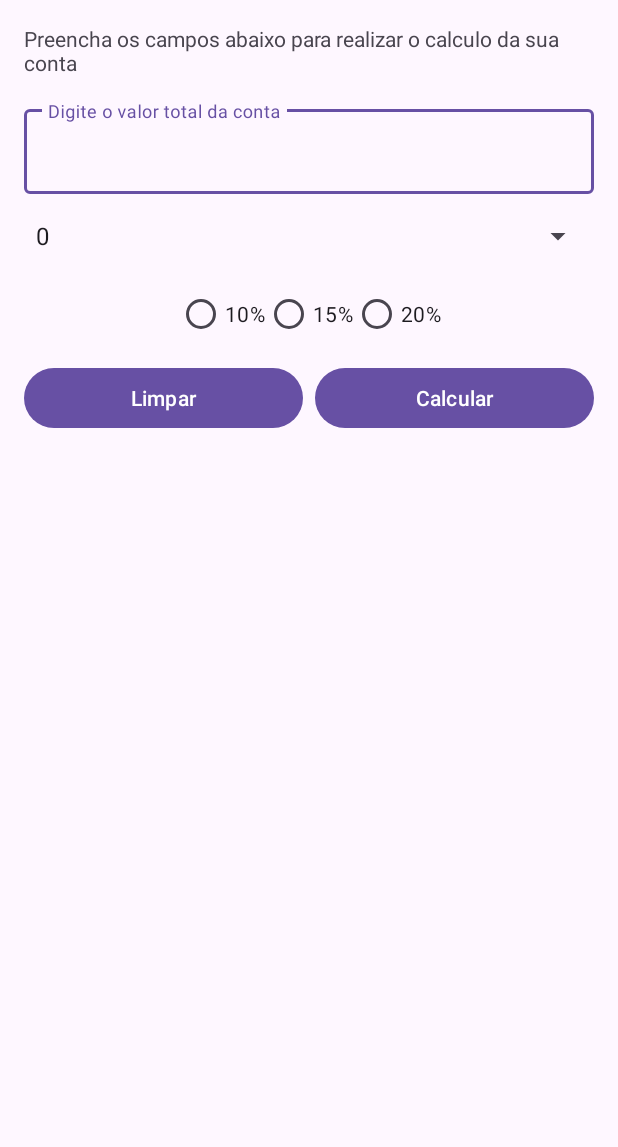
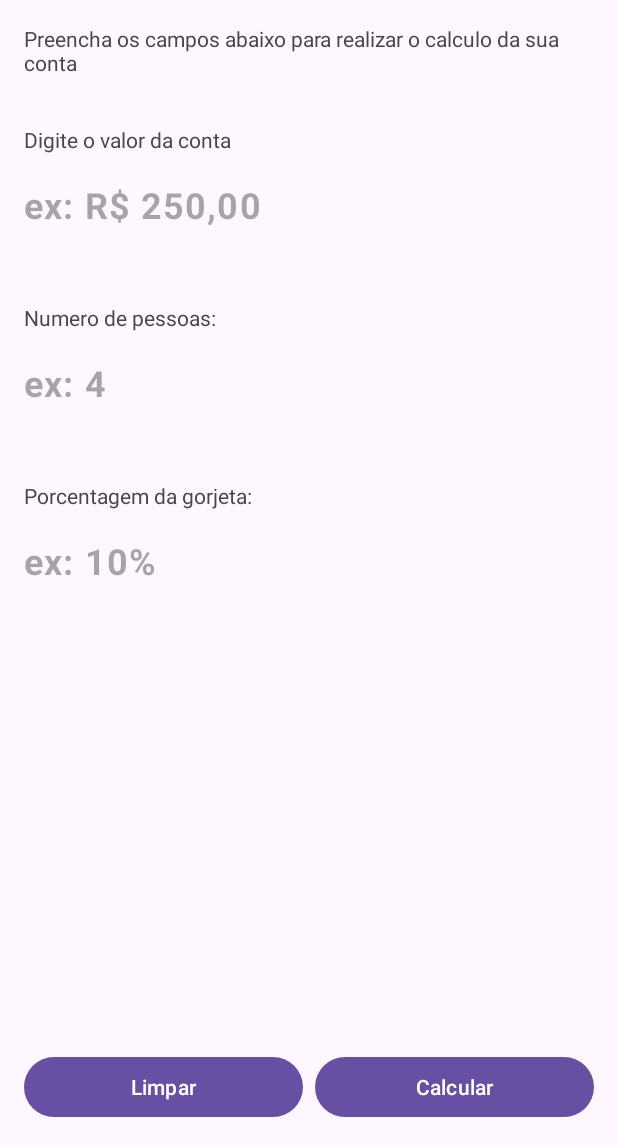
Before and after one commit to borgesrenan/TipsCalculatorNew, an Android app: the screen it shows after launch (MainActivity), on a phone screen of 412 x 824 dp, the part 89-1236 px from its top. Run offline under Robolectric (Android 15) with nearby library versions, the phone set to English and light mode, and no system bars.

```diff
--- a/app/src/main/java/com/example/tipscalculator/MainActivity.kt
+++ b/app/src/main/java/com/example/tipscalculator/MainActivity.kt
@@ -27,59 +27,13 @@ class MainActivity : AppCompatActivity() {
         binding = ActivityMainBinding.inflate(layoutInflater)
         setContentView(binding.root)
 
-            //declarando a porcentagem
-            var percentage: Int = 0
-
-            binding.rbOptionOne.setOnCheckedChangeListener { _, isChecked ->
-                if (isChecked) {
-                    percentage = 10
-                }
-            }
-
-            binding.rbOptionTwo.setOnCheckedChangeListener { _, isChecked ->
-                if (isChecked) {
-                    percentage = 15
-                }
-            }
-
-            binding.rbOptionThree.setOnCheckedChangeListener { _, isChecked ->
-                if (isChecked) {
-                    percentage = 20
-                }
-            }
-
-            val adapter = ArrayAdapter.createFromResource(
-                this,
-                R.array.num_people,
-                android.R.layout.simple_spinner_item
-            )
-
-            adapter.setDropDownViewResource(android.R.layout.simple_spinner_dropdown_item)
-            binding.spinnerNumberOfPeople.adapter = adapter
-
-            var numOfPeopleSelected = 0
-
-            binding.spinnerNumberOfPeople.onItemSelectedListener =
-                object : AdapterView.OnItemSelectedListener {
-                    override fun onItemSelected(
-                        parent: AdapterView<*>?,
-                        view: View?,
-                        position: Int,
-                        id: Long
-                    ) {
-                        numOfPeopleSelected = position
-                    }
-
-                    override fun onNothingSelected(parent: AdapterView<*>?) {
-                    }
-
-                }
-
         binding.btnDone.setOnClickListener {
 
             val totalTableTemp = binding.tieTotal.text
+            val numPeopleTemp = binding.tieNumPessoas.text
+            val percentageTemp = binding.tiePercentage.text
 
-                if (totalTableTemp?.isEmpty() == true) {
+            if (totalTableTemp?.isEmpty() == true || numPeopleTemp?.isEmpty() == true || percentageTemp?.isEmpty() == true) {
                 Snackbar.make(
                     binding.tieTotal,
                     "Preencha todos os campos!",
@@ -88,16 +42,16 @@ class MainActivity : AppCompatActivity() {
                     .show()
             } else {
                 val totalTable: Float = totalTableTemp.toString().toFloat()
-                    val nPeople: Int = numOfPeopleSelected
-
+                val nPeople: Int = numPeopleTemp.toString().toInt()
+                val percentage: Int = percentageTemp.toString().toInt()
                 val totalTemp = totalTable / nPeople
-                    val tips = totalTemp * percentage / 100
+                val tips = totalTemp * percentageTemp.toString().toInt() / 100
                 val totalWithTips = totalTemp + tips
 
                 val intent = Intent(this, SummaryActivity::class.java)
                 intent.apply {
                     putExtra("totalTable", totalTable)
-                        putExtra("numPeople", numOfPeopleSelected)
+                    putExtra("numPeople", nPeople)
                     putExtra("percentage", percentage)
                     putExtra("totalAmount", totalWithTips)
                 }
@@ -113,8 +67,9 @@ class MainActivity : AppCompatActivity() {
 
     private fun clean() {
         binding.tieTotal.setText("")
-            binding.rbOptionOne.isChecked = false
-            binding.rbOptionTwo.isChecked = false
-            binding.rbOptionThree.isChecked = false
+        binding.tiePercentage.setText("")
+        binding.tieNumPessoas.setText("")
+
+
     }
 }
--- a/app/src/main/java/com/example/tipscalculator/SummaryActivity.kt
+++ b/app/src/main/java/com/example/tipscalculator/SummaryActivity.kt
@@ -21,7 +21,7 @@ class SummaryActivity : AppCompatActivity() {
         val percentage = intent.getIntExtra("percentage", 0)
         val totalAmount = intent.getFloatExtra("totalAmount", 0.0f)
 
-        binding.tvPercentage.text = percentage.toString()
+        binding.tvPercentage.text = percentage.toString() + "%"
         binding.tvTotalAmount.text = totalAmount.toString()
         binding.tvTotalTable.text = totalTable.toString()
         binding.tvNumPeopleTable.text = numPeople.toString()
--- a/app/src/main/res/layout/activity_main.xml
+++ b/app/src/main/res/layout/activity_main.xml
@@ -28,67 +28,110 @@
         app:layout_constraintStart_toStartOf="parent"
         app:layout_constraintTop_toBottomOf="@+id/tv_title" />
 
+    <TextView
+        android:id="@+id/tv_hint_total_table"
+        android:layout_width="wrap_content"
+        android:layout_height="wrap_content"
+        android:layout_marginTop="32dp"
+        android:text="Digite o valor da conta"
+        app:layout_constraintStart_toStartOf="@+id/tv_subtitle"
+        app:layout_constraintTop_toBottomOf="@+id/tv_subtitle" />
+
+    <TextView
+        android:id="@+id/tv_hint_num_people"
+        android:layout_width="wrap_content"
+        android:layout_height="wrap_content"
+        android:layout_marginTop="32dp"
+        android:text="Numero de pessoas:"
+        app:layout_constraintStart_toStartOf="@+id/til_total"
+        app:layout_constraintTop_toBottomOf="@+id/til_total" />
+
+    <TextView
+        android:id="@+id/tv_hint_percentage"
+        android:layout_width="wrap_content"
+        android:layout_height="wrap_content"
+        android:layout_marginTop="32dp"
+        android:text="Porcentagem da gorjeta:"
+        app:layout_constraintStart_toStartOf="@+id/til_num_pessoas"
+        app:layout_constraintTop_toBottomOf="@+id/til_num_pessoas" />
+
     <com.google.android.material.textfield.TextInputLayout
         android:id="@+id/til_total"
-        android:layout_width="match_parent"
+        android:layout_width="0dp"
         android:layout_height="wrap_content"
-        android:layout_margin="16dp"
-        app:layout_constraintEnd_toEndOf="parent"
-        app:layout_constraintStart_toStartOf="parent"
-        app:layout_constraintTop_toBottomOf="@+id/tv_subtitle">
+        app:boxStrokeWidth="0dp"
+        app:boxStrokeWidthFocused="0dp"
+        app:hintEnabled="false"
+        app:layout_constraintEnd_toEndOf="@id/tv_subtitle"
+        app:layout_constraintStart_toStartOf="@+id/tv_hint_total_table"
+        app:layout_constraintTop_toBottomOf="@+id/tv_hint_total_table">
 
         <com.google.android.material.textfield.TextInputEditText
             android:id="@+id/tie_total"
             android:layout_width="match_parent"
             android:layout_height="wrap_content"
-            android:hint="Digite o valor total da conta"
+            android:hint="ex: R$ 250,00"
             android:inputType="numberDecimal"
-            android:maxLength="10">
+            android:maxLength="10"
+            android:paddingStart="0dp"
+            android:textSize="24sp"
+            android:textStyle="bold">
 
         </com.google.android.material.textfield.TextInputEditText>
 
     </com.google.android.material.textfield.TextInputLayout>
 
-    <Spinner
-        android:id="@+id/spinner_number_of_people"
-        android:layout_width="match_parent"
+    <com.google.android.material.textfield.TextInputLayout
+        android:id="@+id/til_num_pessoas"
+        android:layout_width="0dp"
         android:layout_height="wrap_content"
-        android:layout_margin="16dp"
-        app:layout_constraintEnd_toEndOf="parent"
-        app:layout_constraintStart_toStartOf="parent"
-        app:layout_constraintTop_toBottomOf="@+id/til_total"/>
+        app:boxStrokeWidth="0dp"
+        app:boxStrokeWidthFocused="0dp"
+        app:hintEnabled="false"
+        app:layout_constraintEnd_toEndOf="@+id/til_total"
+        app:layout_constraintStart_toStartOf="@+id/tv_hint_num_people"
+        app:layout_constraintTop_toBottomOf="@+id/tv_hint_num_people">
 
-    <RadioGroup
-        android:id="@+id/rg_percentage"
-        android:layout_width="match_parent"
+        <com.google.android.material.textfield.TextInputEditText
+            android:id="@+id/tie_num_pessoas"
+            android:layout_width="match_parent"
+            android:layout_height="wrap_content"
+            android:hint="ex: 4"
+            android:inputType="numberDecimal"
+            android:maxLength="2"
+            android:paddingStart="0dp"
+            android:textSize="24sp"
+            android:textStyle="bold">
+
+        </com.google.android.material.textfield.TextInputEditText>
+
+    </com.google.android.material.textfield.TextInputLayout>
+
+    <com.google.android.material.textfield.TextInputLayout
+        android:id="@+id/til_percentage"
+        android:layout_width="0dp"
         android:layout_height="wrap_content"
-        android:layout_margin="16dp"
-        android:gravity="center_horizontal"
-        android:orientation="horizontal"
-        app:layout_constraintEnd_toEndOf="@+id/spinner_number_of_people"
-        app:layout_constraintStart_toStartOf="@+id/spinner_number_of_people"
-        app:layout_constraintTop_toBottomOf="@+id/spinner_number_of_people">
+        app:boxStrokeWidth="0dp"
+        app:boxStrokeWidthFocused="0dp"
+        app:hintEnabled="false"
+        app:layout_constraintEnd_toEndOf="@+id/til_total"
+        app:layout_constraintStart_toStartOf="@+id/tv_hint_num_people"
+        app:layout_constraintTop_toBottomOf="@+id/tv_hint_percentage">
 
-        <RadioButton
-            android:id="@+id/rb_option_one"
-            android:layout_width="wrap_content"
+        <com.google.android.material.textfield.TextInputEditText
+            android:id="@+id/tie_percentage"
+            android:layout_width="match_parent"
             android:layout_height="wrap_content"
-            android:text="10%" />
+            android:hint="ex: 10%"
+            android:inputType="numberDecimal"
+            android:maxLength="2"
+            android:paddingStart="0dp"
+            android:textSize="24sp"
+            android:textStyle="bold">
 
-        <RadioButton
-            android:id="@+id/rb_option_two"
-            android:layout_width="wrap_content"
-            android:layout_height="wrap_content"
-            android:text="15%" />
+        </com.google.android.material.textfield.TextInputEditText>
 
-        <RadioButton
-            android:id="@+id/rb_option_three"
-            android:layout_width="wrap_content"
-            android:layout_height="wrap_content"
-            android:text="20%" />
-
-
-    </RadioGroup>
+    </com.google.android.material.textfield.TextInputLayout>
 
     <androidx.constraintlayout.widget.Guideline
         android:id="@+id/vertical_guideline"
@@ -101,26 +144,24 @@
         android:id="@+id/btn_clean"
         android:layout_width="0dp"
         android:layout_height="wrap_content"
-        android:layout_marginTop="8dp"
+        android:layout_marginStart="16dp"
         android:layout_marginEnd="4dp"
+        android:layout_marginBottom="16dp"
         android:text="Limpar"
+        app:layout_constraintBottom_toBottomOf="parent"
         app:layout_constraintEnd_toStartOf="@+id/vertical_guideline"
-        app:layout_constraintStart_toStartOf="@+id/spinner_number_of_people"
-        app:layout_constraintTop_toBottomOf="@+id/rg_percentage">
-
-    </Button>
+        app:layout_constraintStart_toStartOf="parent" />
 
     <Button
         android:id="@+id/btn_done"
         android:layout_width="0dp"
         android:layout_height="wrap_content"
         android:layout_marginStart="4dp"
-        android:layout_marginTop="8dp"
+        android:layout_marginEnd="16dp"
+        android:layout_marginBottom="16dp"
         android:text="Calcular"
-        app:layout_constraintEnd_toEndOf="@+id/spinner_number_of_people"
-        app:layout_constraintStart_toStartOf="@+id/vertical_guideline"
-        app:layout_constraintTop_toBottomOf="@+id/rg_percentage">
-
-    </Button>
+        app:layout_constraintBottom_toBottomOf="parent"
+        app:layout_constraintEnd_toEndOf="parent"
+        app:layout_constraintStart_toStartOf="@+id/vertical_guideline" />
 
 </androidx.constraintlayout.widget.ConstraintLayout>
```
Lines whose indentation alone changed are shown as unchanged.
